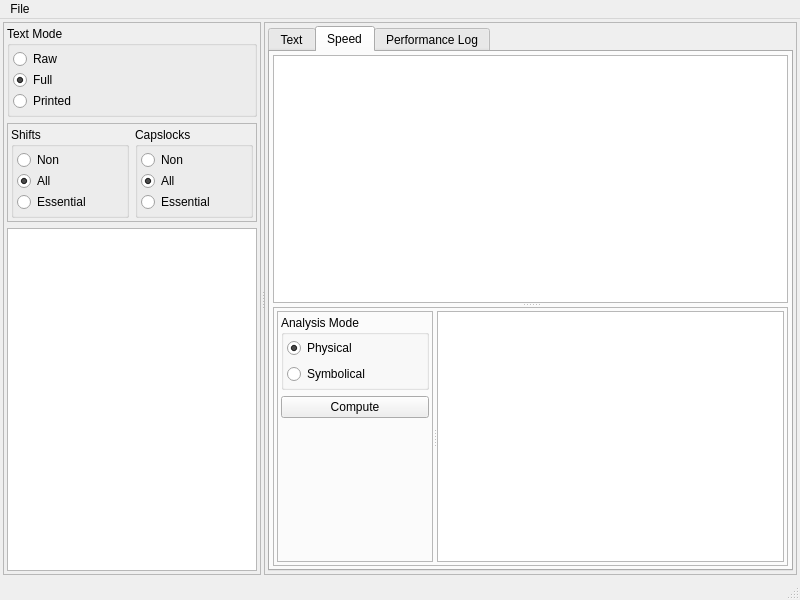
Before: the Qt Designer form Qt/MainWindow.ui in DimaTrushin/TypingAnalysis, drawn with Qt 5.
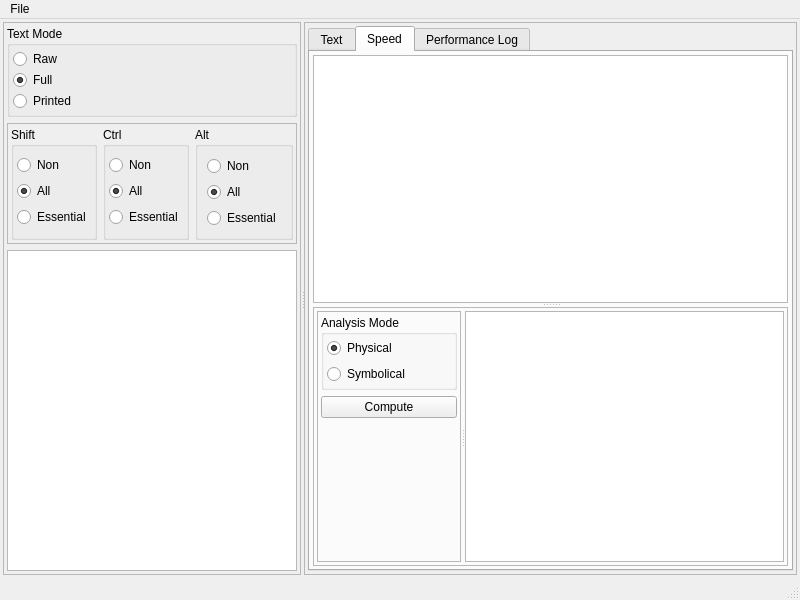
After: the same form once the commit is applied. The open tabs and pages were chosen to show the change.

The edit to the form file:
```diff
--- a/Qt/MainWindow.ui
+++ b/Qt/MainWindow.ui
@@ -142,7 +142,7 @@
            <item>
             <widget class="QGroupBox" name="groupBox_2">
              <property name="title">
-              <string>Shifts</string>
+              <string>Shift</string>
              </property>
              <layout class="QVBoxLayout" name="verticalLayout_4">
               <property name="spacing">
@@ -199,7 +199,7 @@
            <item>
             <widget class="QGroupBox" name="groupBox_3">
              <property name="title">
-              <string>Capslocks</string>
+              <string>Ctrl</string>
              </property>
              <layout class="QVBoxLayout" name="verticalLayout_5">
               <property name="spacing">
@@ -253,6 +253,48 @@
              </layout>
             </widget>
            </item>
+           <item>
+            <widget class="QGroupBox" name="groupBox_4">
+             <property name="title">
+              <string>Alt</string>
+             </property>
+             <layout class="QVBoxLayout" name="verticalLayout">
+              <item>
+               <widget class="QRadioButton" name="radioButton_12">
+                <property name="text">
+                 <string>Non</string>
+                </property>
+                <attribute name="buttonGroup">
+                 <string notr="true">buttonGroup_4</string>
+                </attribute>
+               </widget>
+              </item>
+              <item>
+               <widget class="QRadioButton" name="radioButton_13">
+                <property name="text">
+                 <string>All</string>
+                </property>
+                <property name="checked">
+                 <bool>true</bool>
+                </property>
+                <attribute name="buttonGroup">
+                 <string notr="true">buttonGroup_4</string>
+                </attribute>
+               </widget>
+              </item>
+              <item>
+               <widget class="QRadioButton" name="radioButton_14">
+                <property name="text">
+                 <string>Essential</string>
+                </property>
+                <attribute name="buttonGroup">
+                 <string notr="true">buttonGroup_4</string>
+                </attribute>
+               </widget>
+              </item>
+             </layout>
+            </widget>
+           </item>
           </layout>
          </widget>
         </item>
@@ -559,7 +601,7 @@
                      <number>3</number>
                     </property>
                     <item>
-                     <widget class="QGroupBox" name="groupBox_4">
+                     <widget class="QGroupBox" name="groupBox_5">
                       <property name="title">
                        <string>Analysis Mode</string>
                       </property>
```
Left out of the diff: 3 changed lines with no effect on the pictures.
